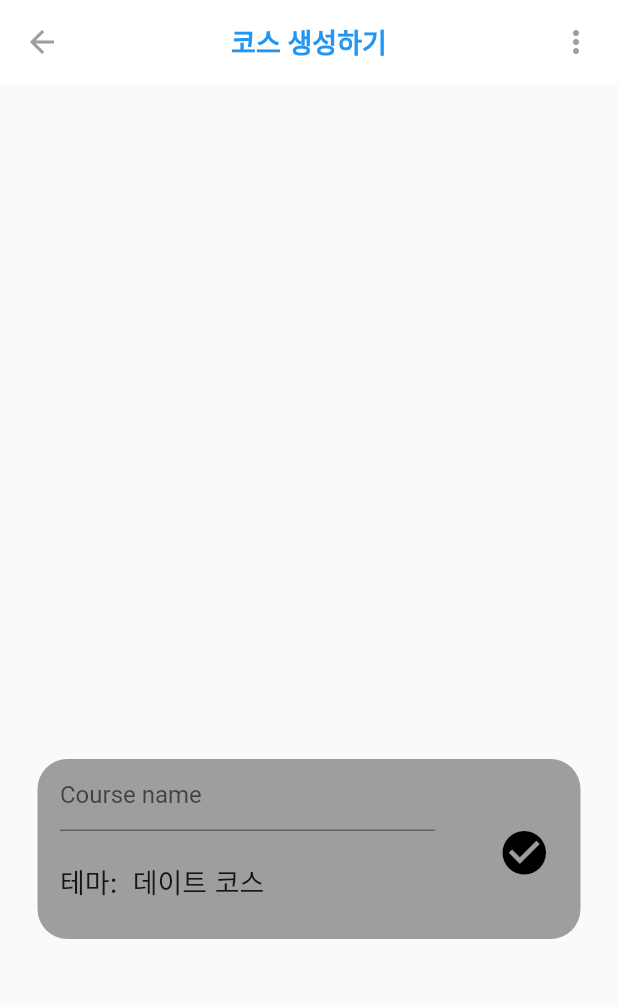
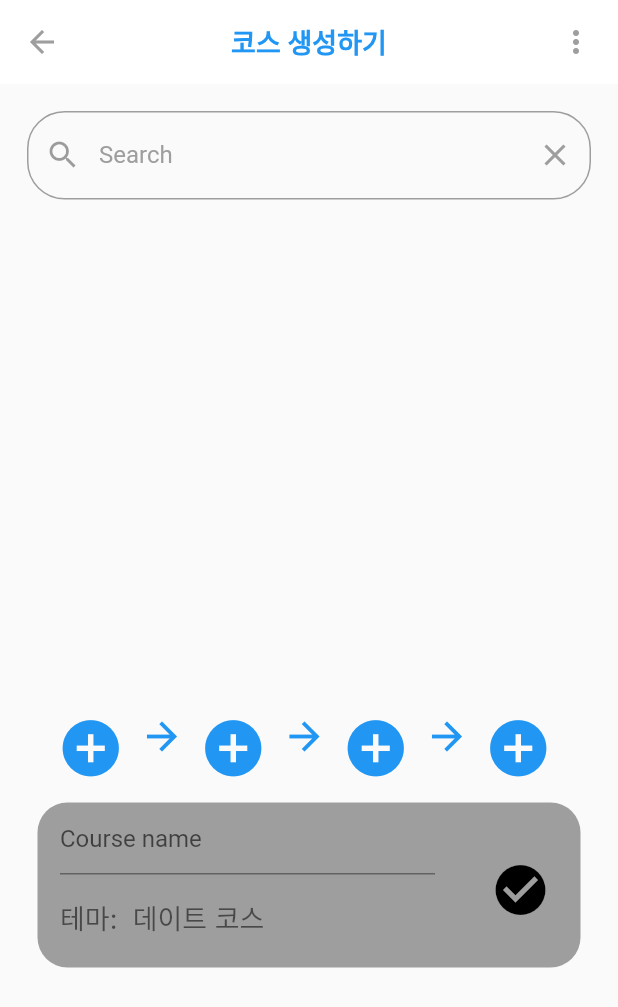
Before and after one commit to yd0095/BlueSpot, a Flutter app: the MakeCoursePage screen opened by its route, on a phone screen of 412 x 824 dp. Shown: the top 1007 px of the screen. Run offline on Flutter 3.47's test engine with Material 2 defaults, Android fonts, the phone set to English and light mode, and no system bars; our stand-ins replace eva_icons_flutter, flutter_swiper, google_fonts, material_segmented_control; network calls fail.

Commit message:
makeCoursePage완성, Drawer수정

```diff
--- a/lib/pages/mainPage.dart
+++ b/lib/pages/mainPage.dart
@@ -339,6 +339,7 @@ class _MainPageState extends State<MainPage> {
                 backgroundImage: AssetImage('lib/images/b.jpg'),
                 backgroundColor: Colors.white,
               ),
+
               otherAccountsPictures: <Widget>[
                 CircleAvatar(
                   backgroundImage: AssetImage('lib/images/star.jpg'),
@@ -346,11 +347,12 @@ class _MainPageState extends State<MainPage> {
                 ),
               ],
               onDetailsPressed: (){
+                Navigator.pushNamed(context, '/ToMyPage');
                 //인하 혹은 이메일을 눌러도 마이페이지로 이동 가능
               },
               accountName: new Container(
                   child: Text(
-                      '인하',
+                      '비룡',
                       style: TextStyle(fontWeight: FontWeight.bold, fontSize: 15, color: Colors.black)
                   )
               ),
@@ -390,6 +392,17 @@ class _MainPageState extends State<MainPage> {
                   color: Colors.grey[850],
                 ),
                 title: Text('AR로 가기'),
+                onTap:(){
+                  Navigator.of(context).pop();
+                  Navigator.of(context).push(MaterialPageRoute(
+                      builder: (BuildContext context) => ErrorPage()));
+                }
+            ),
+            ListTile(
+                leading: Icon(Icons.apps,
+                  color: Colors.grey[850],
+                ),
+                title: Text('코스 관리하기'),
                 onTap:(){
                   Navigator.of(context).pop();
                   Navigator.of(context).push(MaterialPageRoute(
--- a/lib/pages/makeCoursePage.dart
+++ b/lib/pages/makeCoursePage.dart
@@ -11,6 +11,7 @@ class MakeCoursePage extends StatefulWidget {
 }
 class _MakeCoursePageState extends State<MakeCoursePage> {
   var _controller = TextEditingController();
+  var _controller1 = TextEditingController();
   @override
   Widget build(BuildContext context) {
     return Scaffold(
@@ -31,12 +32,96 @@ class _MakeCoursePageState extends State<MakeCoursePage> {
             ),
             Padding(padding: EdgeInsets.symmetric(horizontal: 8)),
           ]),
-      body:Stack(
-        children: [
-          Container(
-              height: 120,
+      body:Container(
+        child: SingleChildScrollView(
+          child: Column(
+            children: <Widget>[
+              Padding( //search
+                padding: const EdgeInsets.all(18.0),
+                child: TextField(
+                  onChanged:(value){
+
+                  },
+                  controller: _controller,
+                  decoration: InputDecoration(
+                    labelText: "Search",
+                    labelStyle: TextStyle(
+                        color: Colors.grey
+                    ),
+                    prefixIcon: IconButton(
+                      icon: Icon(Icons.search),
+                      color: Colors.grey,
+                    ),
+                    suffixIcon: IconButton(
+                      onPressed: ()=> _controller.clear(),
+                      icon: Icon(Icons.clear),
+                      color : Colors.grey,
+                    ),
+                    enabledBorder: OutlineInputBorder(
+                        borderRadius: BorderRadius.all(Radius.circular(25.0)),
+                        borderSide: BorderSide(color: Colors.grey)
+                    ),
+                    focusedBorder: OutlineInputBorder(
+                        borderRadius: BorderRadius.all(Radius.circular(25.0)),
+                        borderSide: BorderSide(color: Colors.grey)
+                    ),
+                  ),
+
+                ),
+              ),
+              Padding( //add spots to make course
+                  padding: EdgeInsets.only(left:38, bottom: 14,top: 325),
+                  child: Row(
+                      crossAxisAlignment: CrossAxisAlignment.start,
+                      children:<Widget>[
+                        Icon(
+                          Icons.add_circle,
+                          color: Colors.blue,
+                          size: 45,
+                        ),
+                        Padding(padding: EdgeInsets.only(left:10, )),
+                        Icon(
+                          Icons.arrow_forward,
+                          color: Colors.blue,
+                          size: 30,
+                        ),
+                        Padding(padding: EdgeInsets.only(left:10, )),
+                        Icon(
+                          Icons.add_circle,
+                          color: Colors.blue,
+                          size: 45,
+                        ),
+                        Padding(padding: EdgeInsets.only(left:10, )),
+                        Icon(
+                          Icons.arrow_forward,
+                          color: Colors.blue,
+                          size: 30,
+                        ),
+                        Padding(padding: EdgeInsets.only(left:10, )),
+                        Icon(
+                          Icons.add_circle,
+                          color: Colors.blue,
+                          size: 45,
+                        ),
+                        Padding(padding: EdgeInsets.only(left:10, )),
+                        Icon(
+                          Icons.arrow_forward,
+                          color: Colors.blue,
+                          size: 30,
+                        ),
+                        Padding(padding: EdgeInsets.only(left:10, )),
+                        Icon(
+                          Icons.add_circle,
+                          color: Colors.blue,
+                          size: 45,
+                        ),
+                      ]
+                  )
+              ),
+              Container( //course detail setting
+                  height: 110,
                   width: 390,
-              margin: EdgeInsets.only(left:25,right:25,top:450),
+                  margin: EdgeInsets.only(left:25,right:25,bottom:12),
                   decoration: BoxDecoration(
                     color: Colors.grey,
                     borderRadius: BorderRadius.circular(20),
@@ -52,26 +137,29 @@ class _MakeCoursePageState extends State<MakeCoursePage> {
                                     margin: EdgeInsets.only(left:15),
                                     child: TextField(
                                       decoration: InputDecoration(
-                                    // labelText: 'Type your Number',
-                                    hintText: 'Course name',
+                                        //labelText: 'Type your Number',
+                                        hintText: 'Course name',/*
+                                        enabledBorder: UnderlineInputBorder(
+                                            borderSide: BorderSide(color: Colors.black,)
+                                        )*/
                                       ),
                                       onChanged: (value) {
                                       },
-                                  controller: _controller,
+                                      controller: _controller1,
 
                                     )
                                 ),
                                 Container(
-                              margin: EdgeInsets.only(left:15, top:20),
+                                  margin: EdgeInsets.only(left:15, top:15),
                                   child: Row(
                                       children:[
                                         Text('테마:  ',style: GoogleFonts.inter(
                                           fontSize:18,
-                                      //fontWeight: FontWeight.w500,
+                                          color: Colors.black54
                                         ), ),
                                         Text('데이트 코스',style: GoogleFonts.inter(
                                           fontSize:18,
-                                      //fontWeight: FontWeight.w500,
+                                          color: Colors.black54
                                         ), )
                                       ]
                                   ),
@@ -85,11 +173,11 @@ class _MakeCoursePageState extends State<MakeCoursePage> {
                             children: [
                               Positioned(
                                 right: 20,
-                            top: 45,
+                                top: 38,
                                 child: Icon(
                                   Icons.check_circle,
                                   color: Colors.black,
-                              size: 35,
+                                  size: 40,
                                 ),
                               ),
                             ],
@@ -100,6 +188,8 @@ class _MakeCoursePageState extends State<MakeCoursePage> {
               )
             ],
           )
+        )
+      )
 
     );
   }
```
Lines whose indentation alone changed are shown as unchanged.
